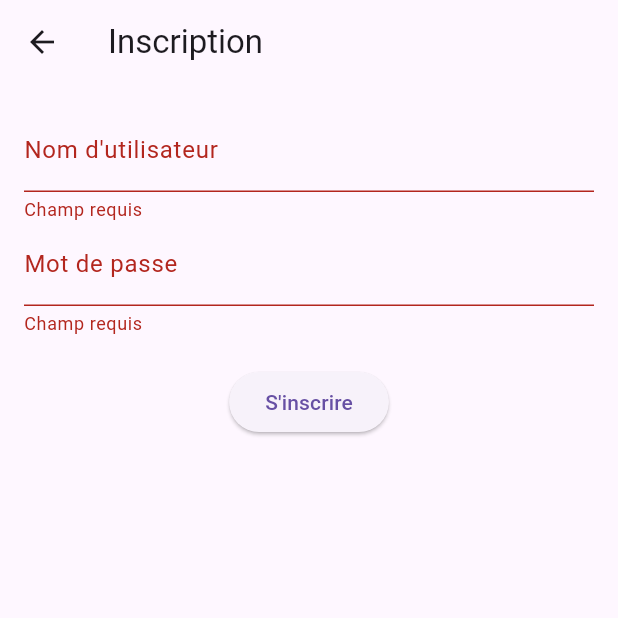
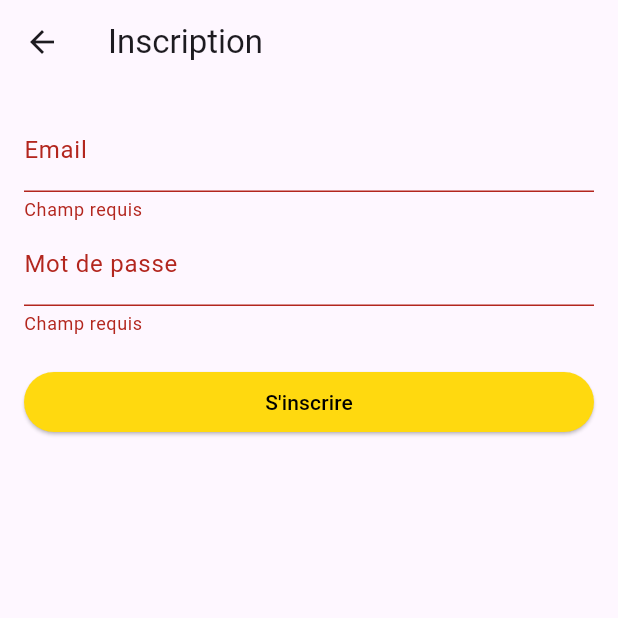
Before and after one commit to Yue75/Flutter-Simpsons, a Flutter app: the RegisterPage screen opened by its route, after a tap on "S'inscrire", on a phone screen of 412 x 824 dp, the top half of it. Run offline on Flutter 3.47's test engine with Material 3 defaults, Android fonts, the phone set to English and light mode, and no system bars; our stand-ins replace shared_preferences; accounts and stored records are empty; network calls fail.

Commit message:
FEAT: Ajout de la fonctionnalité de connexion et d'inscription avec validation des champs

```diff
--- a/lib/views/auth/register_page.dart
+++ b/lib/views/auth/register_page.dart
@@ -1,6 +1,11 @@
 // views/auth/register_page.dart
+import 'dart:convert';
+
 import 'package:flutter/material.dart';
-import '../../services/auth_service.dart';
+import 'package:http/http.dart' as http;
+
+// Couleur jaune caractéristique des Simpsons
+const Color simpsonsYellow = Color(0xFFFFD90F);
 
 class RegisterPage extends StatefulWidget {
   const RegisterPage({super.key});
@@ -11,13 +16,49 @@ class RegisterPage extends StatefulWidget {
 
 class _RegisterPageState extends State<RegisterPage> {
   final _formKey = GlobalKey<FormState>();
+  final TextEditingController _emailController = TextEditingController();
   final TextEditingController _usernameController = TextEditingController();
   final TextEditingController _passwordController = TextEditingController();
 
-  void _register() async {
+  Future<void> _register() async {
     if (_formKey.currentState!.validate()) {
-      await AuthService.register(_usernameController.text, _passwordController.text);
-      Navigator.pop(context);
+      try {
+        final response = await http.post(
+          Uri.parse('http://localhost:3030/users'),
+          headers: {'Content-Type': 'application/json'},
+          body: jsonEncode({
+            'email': _emailController.text,
+            'password': _passwordController.text,
+          }),
+        );
+
+        if (response.statusCode == 201) {
+          // Inscription réussie
+          if (mounted) {
+            Navigator.pop(context);
+          }
+        } else {
+          // Gestion des erreurs
+          if (mounted) {
+            ScaffoldMessenger.of(context).showSnackBar(
+              SnackBar(
+                content:
+                    Text('Erreur lors de l\'inscription: ${response.body}'),
+                backgroundColor: Colors.red,
+              ),
+            );
+          }
+        }
+      } catch (e) {
+        if (mounted) {
+          ScaffoldMessenger.of(context).showSnackBar(
+            const SnackBar(
+              content: Text('Erreur de connexion au serveur'),
+              backgroundColor: Colors.red,
+            ),
+          );
+        }
+      }
     }
   }
 
@@ -32,18 +73,44 @@ class _RegisterPageState extends State<RegisterPage> {
           child: Column(
             children: [
               TextFormField(
-                controller: _usernameController,
-                decoration: const InputDecoration(labelText: 'Nom d\'utilisateur'),
-                validator: (value) => value!.isEmpty ? 'Champ requis' : null,
+                controller: _emailController,
+                decoration: const InputDecoration(labelText: 'Email'),
+                validator: (value) {
+                  if (value == null || value.isEmpty) {
+                    return 'Champ requis';
+                  }
+                  if (!value.contains('@')) {
+                    return 'Email invalide';
+                  }
+                  return null;
+                },
               ),
               TextFormField(
                 controller: _passwordController,
                 decoration: const InputDecoration(labelText: 'Mot de passe'),
                 obscureText: true,
-                validator: (value) => value!.isEmpty ? 'Champ requis' : null,
+                validator: (value) {
+                  if (value == null || value.isEmpty) {
+                    return 'Champ requis';
+                  }
+                  if (value.length < 6) {
+                    return 'Le mot de passe doit contenir au moins 6 caractères';
+                  }
+                  return null;
+                },
               ),
               const SizedBox(height: 20),
-              ElevatedButton(onPressed: _register, child: const Text('S\'inscrire')),
+              SizedBox(
+                width: double.infinity,
+                child: ElevatedButton(
+                  onPressed: _register,
+                  style: ElevatedButton.styleFrom(
+                    backgroundColor: simpsonsYellow,
+                    foregroundColor: Colors.black,
+                  ),
+                  child: const Text('S\'inscrire'),
+                ),
+              ),
             ],
           ),
         ),
```
Also changed, not shown: lib/main.dart (+23 -27 lines), lib/services/auth_service.dart (+18 -19 lines), lib/views/auth/login_page.dart (+76 -16 lines), lib/views/home.dart (+43 -45 lines), 2 other files.
